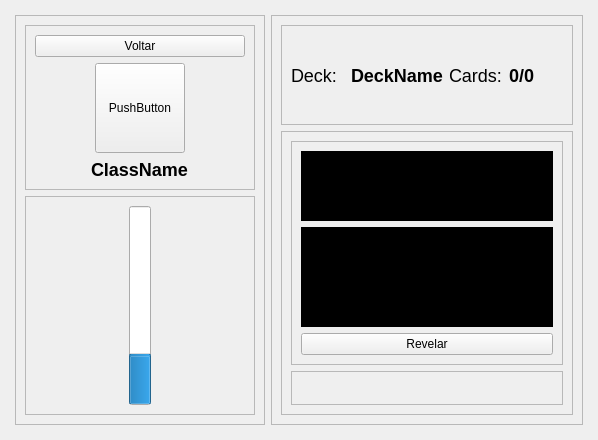
First picture: the form in functions/new_flashcards/flashcards_page.ui, repository Nbdyleto/PySide6_Self_TCC, before the edit.
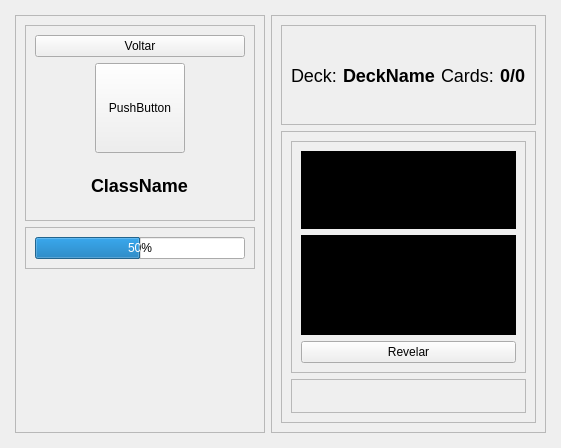
Second picture: the form after the edit. Icons and pictures are not drawn.

Commit message: [flashcards] add logic to study work

```diff
--- a/functions/new_flashcards/flashcards_page.ui
+++ b/functions/new_flashcards/flashcards_page.ui
@@ -6,8 +6,8 @@
    <rect>
     <x>0</x>
     <y>0</y>
-    <width>598</width>
-    <height>434</height>
+    <width>561</width>
+    <height>448</height>
    </rect>
   </property>
   <property name="windowTitle">
@@ -44,6 +44,12 @@
            <height>0</height>
           </size>
          </property>
+         <property name="maximumSize">
+          <size>
+           <width>300</width>
+           <height>16777215</height>
+          </size>
+         </property>
          <property name="styleSheet">
           <string notr="true"/>
          </property>
@@ -102,7 +108,7 @@
             </layout>
            </widget>
           </item>
-          <item>
+          <item alignment="Qt::AlignTop">
            <widget class="QFrame" name="frame_14">
             <property name="frameShape">
              <enum>QFrame::StyledPanel</enum>
@@ -111,13 +117,16 @@
              <enum>QFrame::Raised</enum>
             </property>
             <layout class="QVBoxLayout" name="verticalLayout_11">
-             <item alignment="Qt::AlignHCenter">
+             <item>
               <widget class="QProgressBar" name="progressBar">
                <property name="value">
-                <number>24</number>
+                <number>50</number>
                </property>
                <property name="orientation">
-                <enum>Qt::Vertical</enum>
+                <enum>Qt::Horizontal</enum>
+               </property>
+               <property name="invertedAppearance">
+                <bool>false</bool>
                </property>
               </widget>
              </item>
```
The commit also changes 6 other files.
